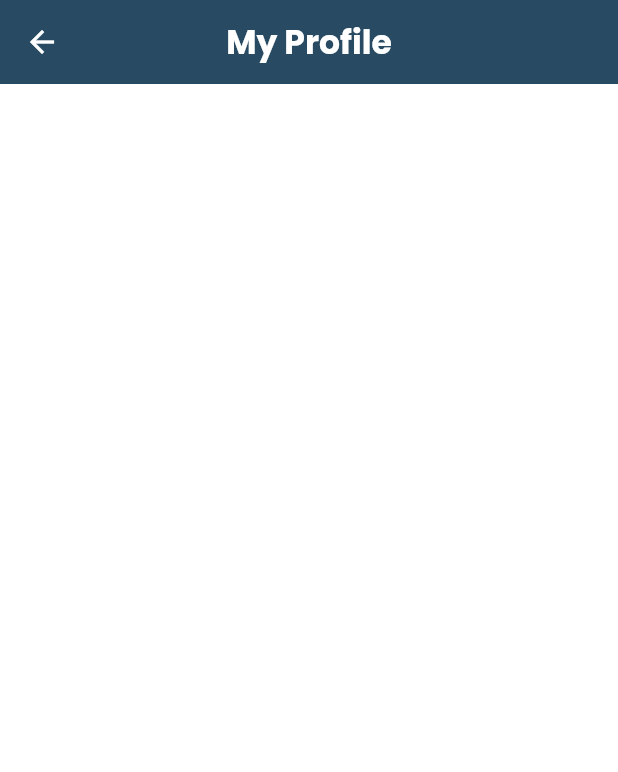
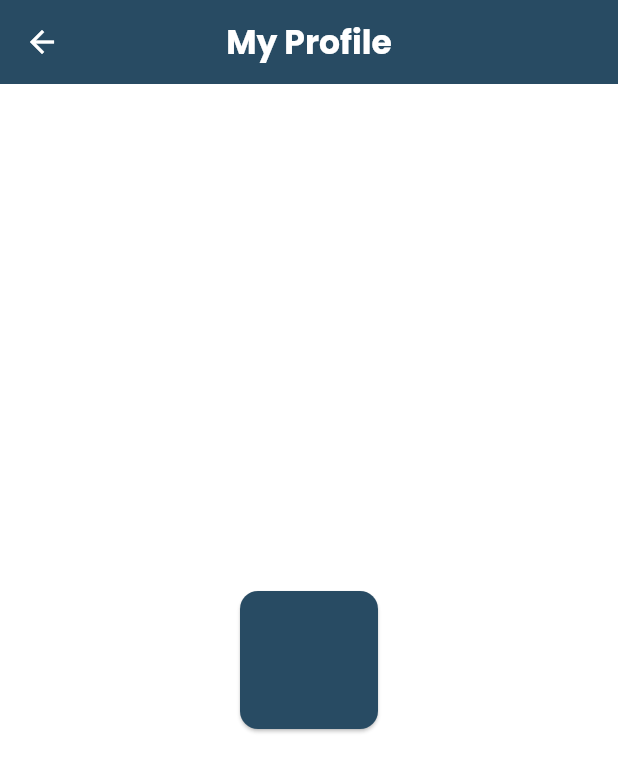
Before and after one commit to str122-xyz/Kelompok-4-trio, a Flutter app: the EnzhoProfile screen opened directly, on a phone screen of 412 x 824 dp. Shown: the top 772 px of the screen. Run offline on Flutter 3.47's test engine with Material 3 defaults, Android fonts, the light colour scheme and no system bars.

Commit message:
membuat card di dalam container

```diff
--- a/lib/screens/team/enzho_profile.dart
+++ b/lib/screens/team/enzho_profile.dart
@@ -33,7 +33,15 @@ class _EnzhoProfileState extends State<EnzhoProfile> {
         child: SingleChildScrollView(
           padding: const EdgeInsets.all(10.0),
           child: Column(
-              children: [],
+              children: [
+                Container(
+                  height: 100,
+                  width: 100,
+                  child: Card(
+                    color: Color(0xff284B63),
+                  ),
+                )
+              ],
           ),
         ),
       ),
```
